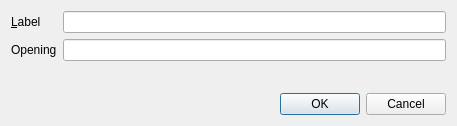
Qt form src/qt/forms/editaddressdialog.ui (plusevcoin/plusevcoin) before a commit.
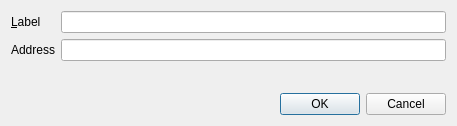
The same form after that commit.

```diff
--- a/src/qt/forms/editaddressdialog.ui
+++ b/src/qt/forms/editaddressdialog.ui
@@ -39,7 +39,7 @@
      <item row="1" column="0">
       <widget class="QLabel" name="label_2">
        <property name="text">
-        <string>Opening</string>
+        <string>Address</string>
        </property>
        <property name="buddy">
         <cstring>addressEdit</cstring>
```
Left out of the diff: 2 changed lines with no effect on the pictures.
